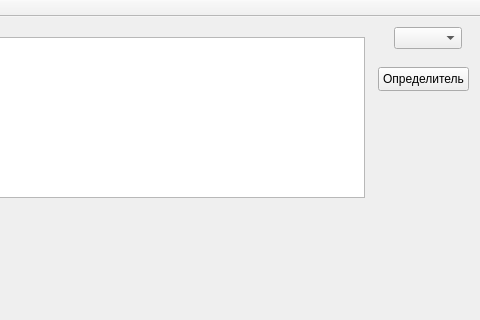
Y-T04KA/oop4-client, file TInterface.ui: the form before one commit; both pictures show x 106 to 586 and y 0 to 320 of the 586 by 507 pixel window.
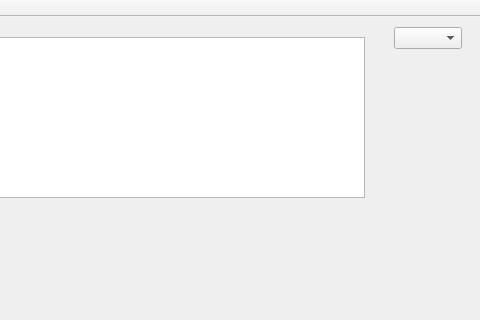
The form after the commit.

The edit to the form file:
```diff
--- a/TInterface.ui
+++ b/TInterface.ui
@@ -34,19 +34,6 @@
      </rect>
     </property>
    </widget>
-   <widget class="QPushButton" name="detButton">
-    <property name="geometry">
-     <rect>
-      <x>484</x>
-      <y>50</y>
-      <width>91</width>
-      <height>24</height>
-     </rect>
-    </property>
-    <property name="text">
-     <string>Определитель</string>
-    </property>
-   </widget>
   </widget>
   <widget class="QMenuBar" name="menuBar">
    <property name="geometry">
```
